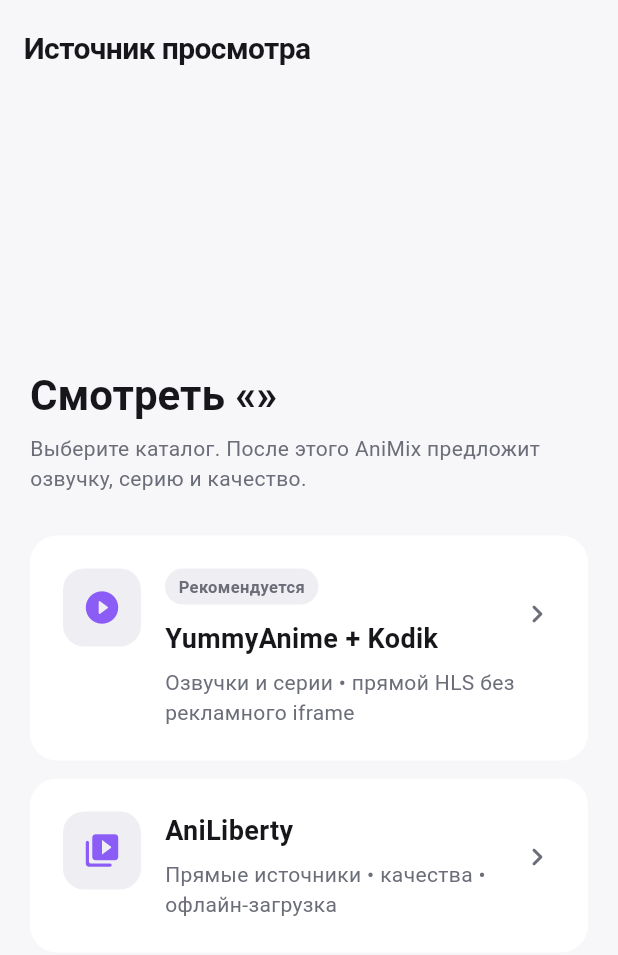
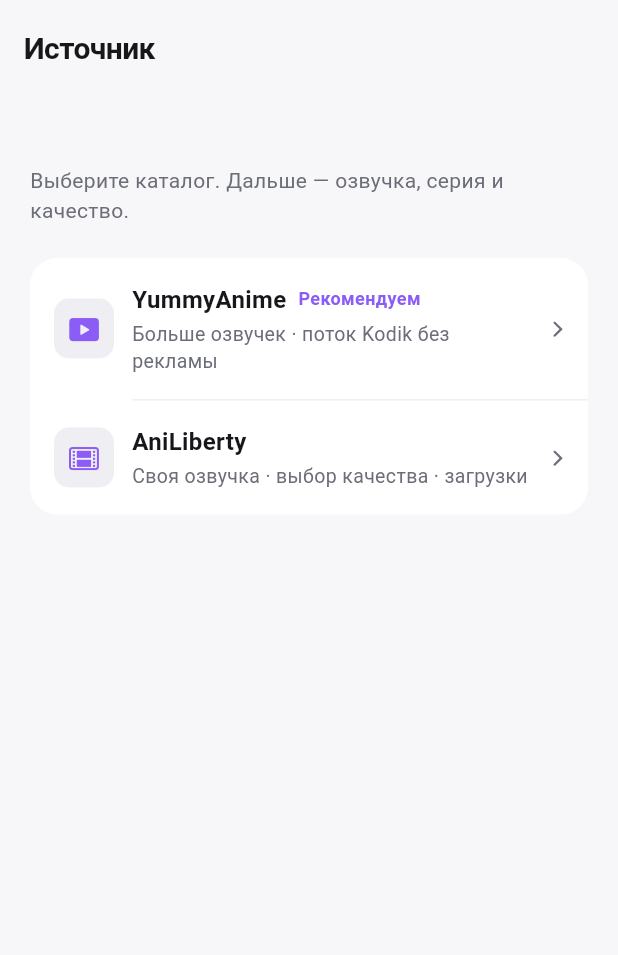
Before and after one commit to Wengine-wq/AniMix, a Flutter app: the WatchProviderSelectionScreen widget shown alone on an empty page, opened directly with empty values, on a phone screen of 412 x 824 dp. Shown: the top 955 px of the screen. Run offline on Flutter 3.47's test engine with Material 3 defaults, Android fonts, the phone set to English and light mode, and no system bars; our stand-ins replace cached_network_image, dio, flutter_cache_manager, flutter_dotenv, flutter_secure_storage, flutter_widget_from_html_core and 6 more; missing offline and left inert: file_selector, flutter_web_auth_2, fvp, motor, webview_flutter_android, webview_flutter_wkwebview and 1 more; accounts and stored records are empty; network calls fail.

Commit message:
Fix quality sheet overflow and uneven source buttons
The download quality sheet scrolls instead of overflowing on short
screens, and the source picker is one grouped list with equal rows
instead of two cards of different heights.

Co-Authored-By: Claude Opus 5.5 (1M context) <noreply@anthropic.com>

```diff
--- a/lib/features/watch/services/episode_action_service.dart
+++ b/lib/features/watch/services/episode_action_service.dart
@@ -92,12 +92,14 @@ class EpisodeActionService {
     return showModalBottomSheet<MapEntry<String, String>>(
       context: context,
       showDragHandle: true,
+      isScrollControlled: true,
+      useSafeArea: true,
       constraints: const BoxConstraints(maxWidth: 560),
       builder: (sheetContext) => StatefulBuilder(
         builder: (sheetContext, setSheetState) {
           final scheme = Theme.of(sheetContext).colorScheme;
           return SafeArea(
-            child: Padding(
+            child: SingleChildScrollView(
               padding: const EdgeInsets.fromLTRB(20, 0, 20, 16),
               child: Column(
                 mainAxisSize: MainAxisSize.min,
--- a/lib/features/watch/watch_provider_selection_screen.dart
+++ b/lib/features/watch/watch_provider_selection_screen.dart
@@ -1,3 +1,4 @@
+import 'package:flutter/cupertino.dart';
 import 'package:flutter/material.dart';
 
 import '../../core/animix_theme.dart';
@@ -5,6 +6,8 @@ import '../../widgets/animix_surface.dart';
 import 'episode_selection_screen.dart';
 import 'yummy_kodik_screen.dart';
 
+/// Picks the catalog to watch from. Two equal rows in one grouped list, so
+/// both sources always line up regardless of text length or window width.
 class WatchProviderSelectionScreen extends StatelessWidget {
   const WatchProviderSelectionScreen({
     required this.animeId,
@@ -21,17 +24,39 @@ class WatchProviderSelectionScreen extends StatelessWidget {
 
   @override
   Widget build(BuildContext context) {
+    final scheme = Theme.of(context).colorScheme;
     return AniMixPage(
-      title: 'Источник просмотра',
-      child: LayoutBuilder(
-        builder: (context, constraints) {
-          final wide = constraints.maxWidth >= 760;
-          final providers = [
-            _ProviderCard(
-              icon: Icons.play_circle_fill_rounded,
-              title: 'YummyAnime + Kodik',
-              subtitle: 'Озвучки и серии • прямой HLS без рекламного iframe',
-              badge: 'Рекомендуется',
+      title: 'Источник',
+      child: Align(
+        alignment: Alignment.topCenter,
+        child: ConstrainedBox(
+          constraints: const BoxConstraints(maxWidth: 640),
+          child: ListView(
+            padding: const EdgeInsets.fromLTRB(20, 12, 20, 36),
+            children: [
+              Text(
+                _title,
+                style: const TextStyle(
+                  fontSize: 24,
+                  height: 1.15,
+                  letterSpacing: -.5,
+                  fontWeight: FontWeight.w700,
+                ),
+              ),
+              const SizedBox(height: 6),
+              Text(
+                'Выберите каталог. Дальше — озвучка, серия и качество.',
+                style: TextStyle(color: scheme.onSurfaceVariant, height: 1.4),
+              ),
+              const SizedBox(height: 22),
+              AniMixSurface(
+                child: Column(
+                  children: [
+                    _ProviderRow(
+                      icon: CupertinoIcons.play_rectangle_fill,
+                      title: 'YummyAnime',
+                      badge: 'Рекомендуем',
+                      subtitle: 'Больше озвучек · поток Kodik без рекламы',
                       onTap: () => Navigator.push(
                         context,
                         MaterialPageRoute<void>(
@@ -43,10 +68,11 @@ class WatchProviderSelectionScreen extends StatelessWidget {
                         ),
                       ),
                     ),
-            _ProviderCard(
-              icon: Icons.video_library_rounded,
+                    const Divider(height: 1, indent: 68),
+                    _ProviderRow(
+                      icon: CupertinoIcons.film_fill,
                       title: 'AniLiberty',
-              subtitle: 'Прямые источники • качества • офлайн-загрузка',
+                      subtitle: 'Своя озвучка · выбор качества · загрузки',
                       onTap: () => Navigator.push(
                         context,
                         MaterialPageRoute<void>(
@@ -60,70 +86,19 @@ class WatchProviderSelectionScreen extends StatelessWidget {
                         ),
                       ),
                     ),
-          ];
-          return SingleChildScrollView(
-            padding: EdgeInsets.fromLTRB(
-              wide ? 30 : 20,
-              28,
-              wide ? 30 : 20,
-              36,
+                  ],
                 ),
-            child: Column(
-              crossAxisAlignment: CrossAxisAlignment.start,
-              children: [
-                Text(
-                  'Смотреть «$_title»',
-                  style: Theme.of(context).textTheme.headlineMedium?.copyWith(
-                    fontWeight: FontWeight.w700,
-                  ),
-                ),
-                const SizedBox(height: 8),
-                Text(
-                  'Выберите каталог. После этого AniMix предложит озвучку, серию и качество.',
-                  style: TextStyle(
-                    color: Theme.of(context).colorScheme.onSurfaceVariant,
-                    height: 1.45,
-                  ),
-                ),
-                const SizedBox(height: 28),
-                if (wide)
-                  Row(
-                    crossAxisAlignment: CrossAxisAlignment.start,
-                    children: [
-                      for (
-                        var index = 0;
-                        index < providers.length;
-                        index++
-                      ) ...[
-                        if (index > 0) const SizedBox(width: 14),
-                        Expanded(child: providers[index]),
-                      ],
-                    ],
-                  )
-                else
-                  Column(
-                    children: [
-                      for (
-                        var index = 0;
-                        index < providers.length;
-                        index++
-                      ) ...[
-                        if (index > 0) const SizedBox(height: 12),
-                        providers[index],
-                      ],
-                    ],
               ),
             ],
           ),
-          );
-        },
+        ),
       ),
     );
   }
 }
 
-class _ProviderCard extends StatelessWidget {
-  const _ProviderCard({
+class _ProviderRow extends StatelessWidget {
+  const _ProviderRow({
     required this.icon,
     required this.title,
     required this.subtitle,
@@ -139,73 +114,70 @@ class _ProviderCard extends StatelessWidget {
 
   @override
   Widget build(BuildContext context) {
-    return AniMixSurface(
+    final scheme = Theme.of(context).colorScheme;
+    return InkWell(
       onTap: onTap,
-      padding: const EdgeInsets.all(22),
+      child: Padding(
+        padding: const EdgeInsets.fromLTRB(16, 16, 12, 16),
         child: Row(
-        crossAxisAlignment: CrossAxisAlignment.start,
           children: [
             Container(
-            width: 52,
-            height: 52,
+              width: 40,
+              height: 40,
               decoration: BoxDecoration(
-              color: Theme.of(context).colorScheme.surfaceContainerHigh,
-              borderRadius: BorderRadius.circular(AniMixRadius.md),
+                color: scheme.surfaceContainerHigh,
+                borderRadius: BorderRadius.circular(AniMixRadius.md - 4),
               ),
-            child: Icon(icon, size: 26),
+              child: Icon(icon, size: 20),
             ),
-          const SizedBox(width: 16),
+            const SizedBox(width: 12),
             Expanded(
               child: Column(
                 crossAxisAlignment: CrossAxisAlignment.start,
                 children: [
-                if (badge != null) ...[
-                  Container(
-                    padding: const EdgeInsets.symmetric(
-                      horizontal: 9,
-                      vertical: 4,
-                    ),
-                    decoration: BoxDecoration(
-                      color: Theme.of(context).colorScheme.surfaceContainerHigh,
-                      borderRadius: BorderRadius.circular(20),
-                    ),
-                    child: Text(
-                      badge!,
-                      style: TextStyle(
-                        color: Theme.of(context).colorScheme.onSurfaceVariant,
-                        fontSize: 11,
+                  Wrap(
+                    spacing: 8,
+                    runSpacing: 4,
+                    crossAxisAlignment: WrapCrossAlignment.center,
+                    children: [
+                      Text(
+                        title,
+                        style: const TextStyle(
+                          fontSize: 16,
                           fontWeight: FontWeight.w600,
                         ),
                       ),
-                  ),
-                  const SizedBox(height: 10),
-                ],
+                      if (badge != null)
                         Text(
-                  title,
-                  style: const TextStyle(
-                    fontSize: 18,
+                          badge!,
+                          style: TextStyle(
+                            color: scheme.primary,
+                            fontSize: 12,
                             fontWeight: FontWeight.w600,
                           ),
                         ),
-                const SizedBox(height: 6),
+                    ],
+                  ),
+                  const SizedBox(height: 3),
                   Text(
                     subtitle,
                     style: TextStyle(
-                    color: Theme.of(context).colorScheme.onSurfaceVariant,
-                    height: 1.4,
+                      color: scheme.onSurfaceVariant,
+                      fontSize: 13,
+                      height: 1.35,
                     ),
                   ),
                 ],
               ),
             ),
-          Padding(
-            padding: const EdgeInsets.only(top: 18),
-            child: Icon(
-              Icons.chevron_right_rounded,
-              color: Theme.of(context).colorScheme.onSurfaceVariant,
-            ),
+            const SizedBox(width: 8),
+            Icon(
+              CupertinoIcons.chevron_forward,
+              size: 16,
+              color: scheme.onSurfaceVariant,
             ),
           ],
+        ),
       ),
     );
   }
```
Lines whose indentation alone changed are shown as unchanged.
